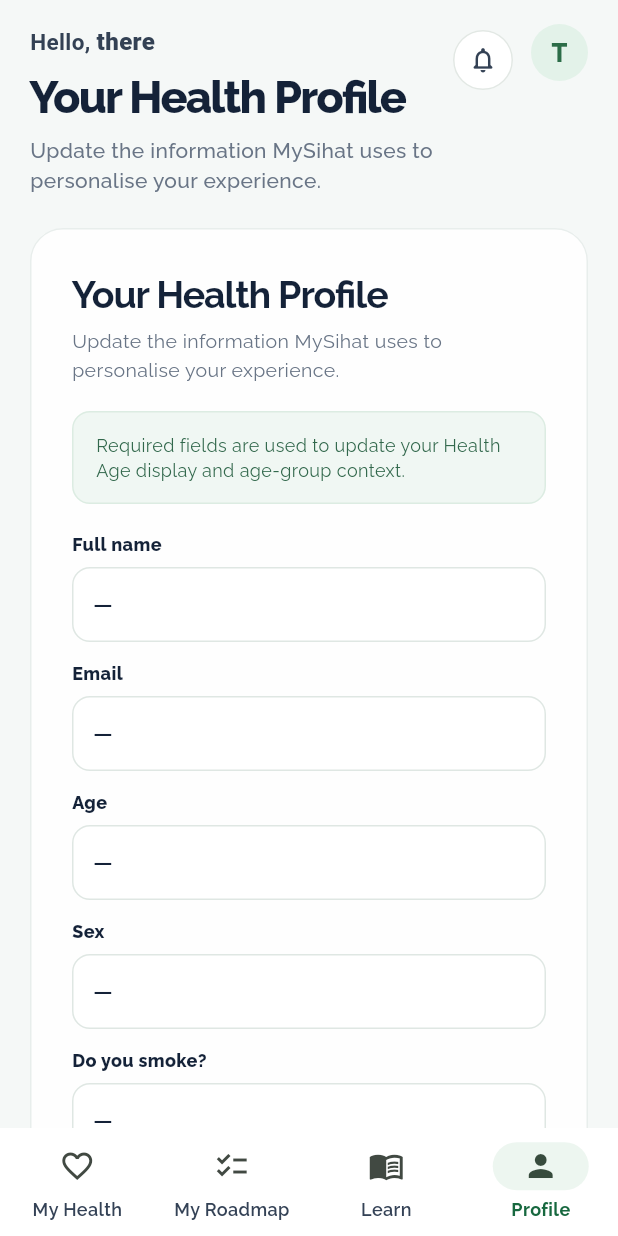
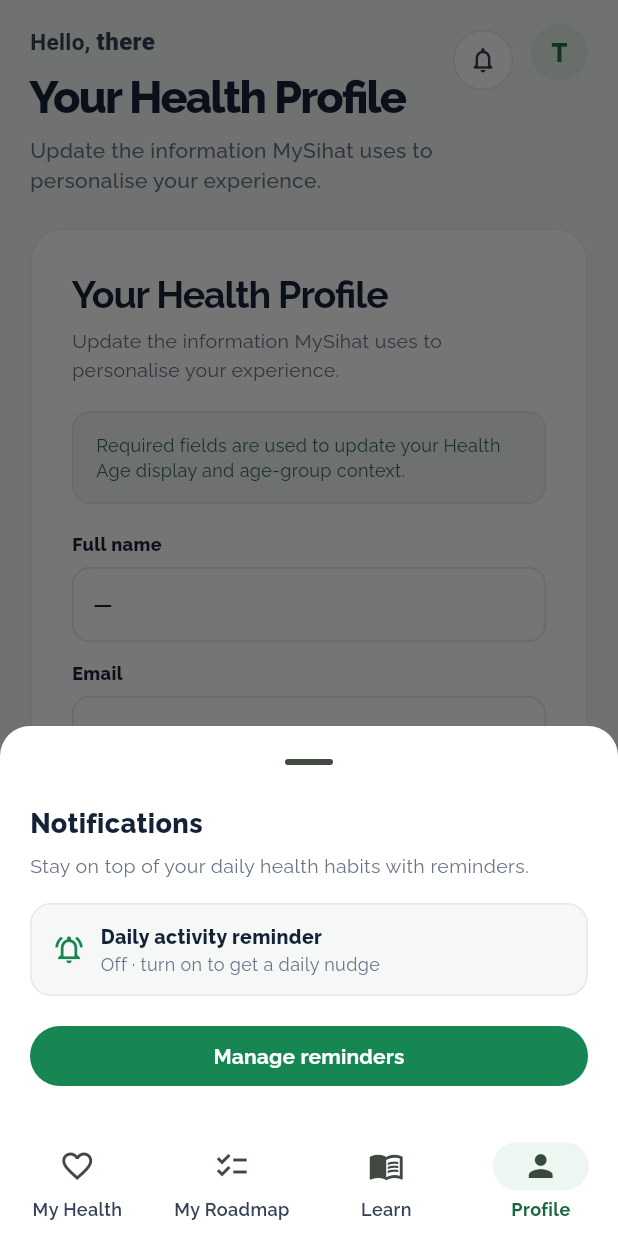
Before and after one commit to Wahid-Islam/47--Frontend, a Flutter app: the ProfileScreen screen opened by its route, after a tap on the "notifications none" icon, on a phone screen of 412 x 824 dp. Run offline on Flutter 3.47's test engine with Material 3 defaults, Android fonts, the phone set to English and light mode, and no system bars; our stand-ins replace equatable, fl_chart, flutter_bloc, go_router, google_fonts, shared_preferences; missing offline and left inert: dart:html; accounts and stored records are empty; network calls fail.

Commit message:
Wire header notification bell and profile avatar to real destinations.
The bell opens a reminders sheet (with a path to My Roadmap), and the avatar navigates to Profile on web and mobile.

Co-authored-by: Cursor <cursoragent@cursor.com>

```diff
--- a/lib/core/l10n/app_strings.dart
+++ b/lib/core/l10n/app_strings.dart
@@ -132,6 +132,12 @@ class AppStrings {
       'en': 'Today’s ticks lowered your risk by ~{pts} pts · Health Age trending to {age}.',
       'bm': 'Tanda hari ini menurunkan risiko ~{pts} mata · Umur Kesihatan menuju {age}.',
     },
+    'notificationsTitle': {'en': 'Notifications', 'bm': 'Pemberitahuan'},
+    'notificationsSubtitle': {
+      'en': 'Stay on top of your daily health habits with reminders.',
+      'bm': 'Kekal di landasan dengan peringatan tabiat kesihatan harian.',
+    },
+    'manageReminders': {'en': 'Manage reminders', 'bm': 'Urus peringatan'},
     'dailyReminder': {'en': 'Daily activity reminder', 'bm': 'Peringatan aktiviti harian'},
     'reminderOnAt': {'en': 'On · reminds at {time}', 'bm': 'Aktif · peringatan pada {time}'},
     'reminderOff': {'en': 'Off · turn on to get a daily nudge', 'bm': 'Mati · hidupkan untuk peringatan harian'},
--- a/lib/view/widgets/page_header.dart
+++ b/lib/view/widgets/page_header.dart
@@ -1,7 +1,11 @@
 import 'package:flutter/material.dart';
 import 'package:flutter_bloc/flutter_bloc.dart';
+import 'package:go_router/go_router.dart';
 
+import '../../controller/cubits/habits_cubit.dart';
+import '../../controller/cubits/locale_cubit.dart';
 import '../../controller/cubits/profile_cubit.dart';
+import '../../core/l10n/app_strings.dart';
 import '../../core/theme/app_theme.dart';
 
 /// Prototype-style page top bar: greeting, title, subtitle, avatar.
@@ -14,6 +18,93 @@ class PageHeader extends StatelessWidget {
 
   final String title;
   final String subtitle;
+
+  void _openNotifications(BuildContext context) {
+    final locale = context.read<LocaleCubit>().state;
+    final habitState = context.read<HabitsCubit>().state;
+    final timeLabel =
+        '${habitState.reminderHour.toString().padLeft(2, '0')}:${habitState.reminderMinute.toString().padLeft(2, '0')}';
+    final reminderText = habitState.reminderEnabled
+        ? AppStrings.t('reminderOnAt', locale).replaceAll('{time}', timeLabel)
+        : AppStrings.t('reminderOff', locale);
+
+    showModalBottomSheet<void>(
+      context: context,
+      showDragHandle: true,
+      backgroundColor: Colors.white,
+      shape: const RoundedRectangleBorder(
+        borderRadius: BorderRadius.vertical(top: Radius.circular(20)),
+      ),
+      builder: (sheetContext) {
+        return SafeArea(
+          child: Padding(
+            padding: const EdgeInsets.fromLTRB(20, 4, 20, 24),
+            child: Column(
+              mainAxisSize: MainAxisSize.min,
+              crossAxisAlignment: CrossAxisAlignment.start,
+              children: [
+                Text(
+                  AppStrings.t('notificationsTitle', locale),
+                  style: const TextStyle(fontSize: 18, fontWeight: FontWeight.w800),
+                ),
+                const SizedBox(height: 6),
+                Text(
+                  AppStrings.t('notificationsSubtitle', locale),
+                  style: const TextStyle(fontSize: 13, height: 1.4, color: AppTheme.textSecondary),
+                ),
+                const SizedBox(height: 16),
+                Container(
+                  width: double.infinity,
+                  padding: const EdgeInsets.symmetric(horizontal: 14, vertical: 12),
+                  decoration: BoxDecoration(
+                    color: const Color(0xFFF6F8F7),
+                    borderRadius: BorderRadius.circular(14),
+                    border: Border.all(color: const Color(0xFFE4E9E7)),
+                  ),
+                  child: Row(
+                    children: [
+                      const Icon(Icons.notifications_active_outlined, color: AppTheme.primary, size: 22),
+                      const SizedBox(width: 10),
+                      Expanded(
+                        child: Column(
+                          crossAxisAlignment: CrossAxisAlignment.start,
+                          children: [
+                            Text(
+                              AppStrings.t('dailyReminder', locale),
+                              style: const TextStyle(fontSize: 13, fontWeight: FontWeight.w800),
+                            ),
+                            Text(
+                              reminderText,
+                              style: const TextStyle(fontSize: 12, color: AppTheme.textSecondary),
+                            ),
+                          ],
+                        ),
+                      ),
+                    ],
+                  ),
+                ),
+                const SizedBox(height: 16),
+                SizedBox(
+                  width: double.infinity,
+                  child: FilledButton(
+                    onPressed: () {
+                      Navigator.of(sheetContext).pop();
+                      context.go('/home/roadmap');
+                    },
+                    child: Text(AppStrings.t('manageReminders', locale)),
+                  ),
+                ),
+              ],
+            ),
+          ),
+        );
+      },
+    );
+  }
+
+  void _openProfile(BuildContext context) {
+    context.go('/home/profile');
+  }
 
   @override
   Widget build(BuildContext context) {
@@ -51,8 +142,8 @@ class PageHeader extends StatelessWidget {
           ),
           const SizedBox(width: 8),
           IconButton(
-            tooltip: 'Notifications',
-            onPressed: () {},
+            tooltip: AppStrings.t('notificationsTitle', context.watch<LocaleCubit>().state),
+            onPressed: () => _openNotifications(context),
             style: IconButton.styleFrom(
               backgroundColor: Colors.white,
               side: const BorderSide(color: Color(0xFFE2E8E4)),
@@ -61,12 +152,23 @@ class PageHeader extends StatelessWidget {
             icon: const Icon(Icons.notifications_none_rounded, size: 20, color: Color(0xFF334154)),
           ),
           const SizedBox(width: 8),
-          CircleAvatar(
-            radius: 19,
-            backgroundColor: AppTheme.softGreen,
-            child: Text(
-              initial,
-              style: const TextStyle(fontWeight: FontWeight.w800, color: Color(0xFF2C6D48)),
+          Tooltip(
+            message: AppStrings.t('profile', context.watch<LocaleCubit>().state),
+            child: Material(
+              color: Colors.transparent,
+              shape: const CircleBorder(),
+              child: InkWell(
+                customBorder: const CircleBorder(),
+                onTap: () => _openProfile(context),
+                child: CircleAvatar(
+                  radius: 19,
+                  backgroundColor: AppTheme.softGreen,
+                  child: Text(
+                    initial,
+                    style: const TextStyle(fontWeight: FontWeight.w800, color: Color(0xFF2C6D48)),
+                  ),
+                ),
+              ),
             ),
           ),
         ],
```
